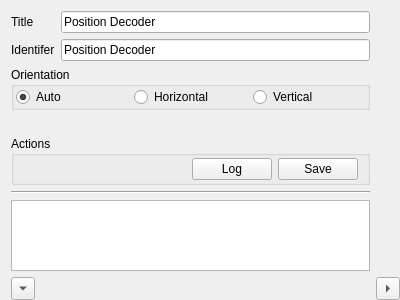
The window that src/pyphoplacecellanalysis/GUI/PyQtPlot/Widgets/DockPlanningHelperWidget/DockPlanningHelperWidget.ui (CommanderPho/pyPhoPlaceCellAnalysis) describes before a commit, drawn with Qt 5.
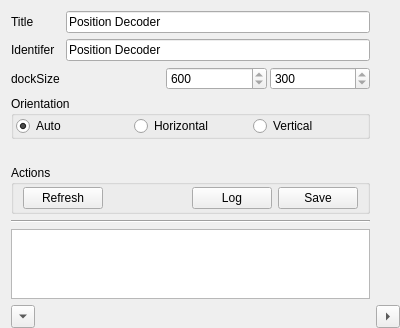
The same window after the commit.

The edit to the form file:
```diff
--- a/src/pyphoplacecellanalysis/GUI/PyQtPlot/Widgets/DockPlanningHelperWidget/DockPlanningHelperWidget.ui
+++ b/src/pyphoplacecellanalysis/GUI/PyQtPlot/Widgets/DockPlanningHelperWidget/DockPlanningHelperWidget.ui
@@ -7,7 +7,7 @@
     <x>0</x>
     <y>0</y>
     <width>400</width>
-    <height>300</height>
+    <height>310</height>
    </rect>
   </property>
   <property name="windowTitle">
@@ -62,6 +62,16 @@
        </property>
       </widget>
      </item>
+     <item row="1" column="1">
+      <widget class="QLineEdit" name="txtDockIdentifier">
+       <property name="text">
+        <string>Position Decoder</string>
+       </property>
+       <property name="placeholderText">
+        <string>Position Decoder</string>
+       </property>
+      </widget>
+     </item>
      <item row="1" column="0">
       <widget class="QLabel" name="label_2">
        <property name="text">
@@ -72,16 +82,83 @@
        </property>
       </widget>
      </item>
-     <item row="1" column="1">
-      <widget class="QLineEdit" name="txtDockIdentifier">
+     <item row="2" column="0">
+      <widget class="QLabel" name="label_3">
        <property name="text">
-        <string>Position Decoder</string>
+        <string>dockSize</string>
        </property>
-       <property name="placeholderText">
-        <string>Position Decoder</string>
+       <property name="buddy">
+        <cstring>spinBox_Width</cstring>
        </property>
       </widget>
      </item>
+     <item row="2" column="1">
+      <layout class="QHBoxLayout" name="horizontalLayout_3" stretch="1,1,1">
+       <property name="spacing">
+        <number>3</number>
+       </property>
+       <item>
+        <spacer name="horizontalSpacer_2">
+         <property name="orientation">
+          <enum>Qt::Horizontal</enum>
+         </property>
+         <property name="sizeHint" stdset="0">
+          <size>
+           <width>40</width>
+           <height>20</height>
+          </size>
+         </property>
+        </spacer>
+       </item>
+       <item>
+        <widget class="QSpinBox" name="spinBox_Width">
+         <property name="toolTip">
+          <string notr="true">DockWidth</string>
+         </property>
+         <property name="statusTip">
+          <string notr="true">DockWidth</string>
+         </property>
+         <property name="readOnly">
+          <bool>true</bool>
+         </property>
+         <property name="minimum">
+          <number>1</number>
+         </property>
+         <property name="maximum">
+          <number>2000</number>
+         </property>
+         <property name="singleStep">
+          <number>100</number>
+         </property>
+         <property name="value">
+          <number>600</number>
+         </property>
+        </widget>
+       </item>
+       <item>
+        <widget class="QSpinBox" name="spinBox_Height">
+         <property name="toolTip">
+          <string notr="true">Height</string>
+         </property>
+         <property name="statusTip">
+          <string notr="true">Height</string>
+         </property>
+         <property name="readOnly">
+          <bool>true</bool>
+         </property>
+         <property name="minimum">
+          <number>1</number>
+         </property>
+         <property name="maximum">
+          <number>8000</number>
+         </property>
+         <property name="value">
+          <number>300</number>
+         </property>
+        </widget>
+       </item>
+      </layout>
+     </item>
     </layout>
    </item>
    <item row="1" column="0">
@@ -171,6 +248,13 @@
       <property name="bottomMargin">
        <number>2</number>
       </property>
+      <item>
+       <widget class="QPushButton" name="btnRefresh">
+        <property name="text">
+         <string>Refresh</string>
+        </property>
+       </widget>
+      </item>
       <item>
        <spacer name="horizontalSpacer">
         <property name="orientation">
@@ -202,6 +286,14 @@
     </widget>
    </item>
   </layout>
+  <action name="actionActionEditingFinished">
+   <property name="text">
+    <string>actionEditingFinished</string>
+   </property>
+   <property name="toolTip">
+    <string>Editing Finished</string>
+   </property>
+  </action>
  </widget>
  <resources/>
  <connections/>
```
Left out of the diff: 14 changed lines with no effect on the pictures.
